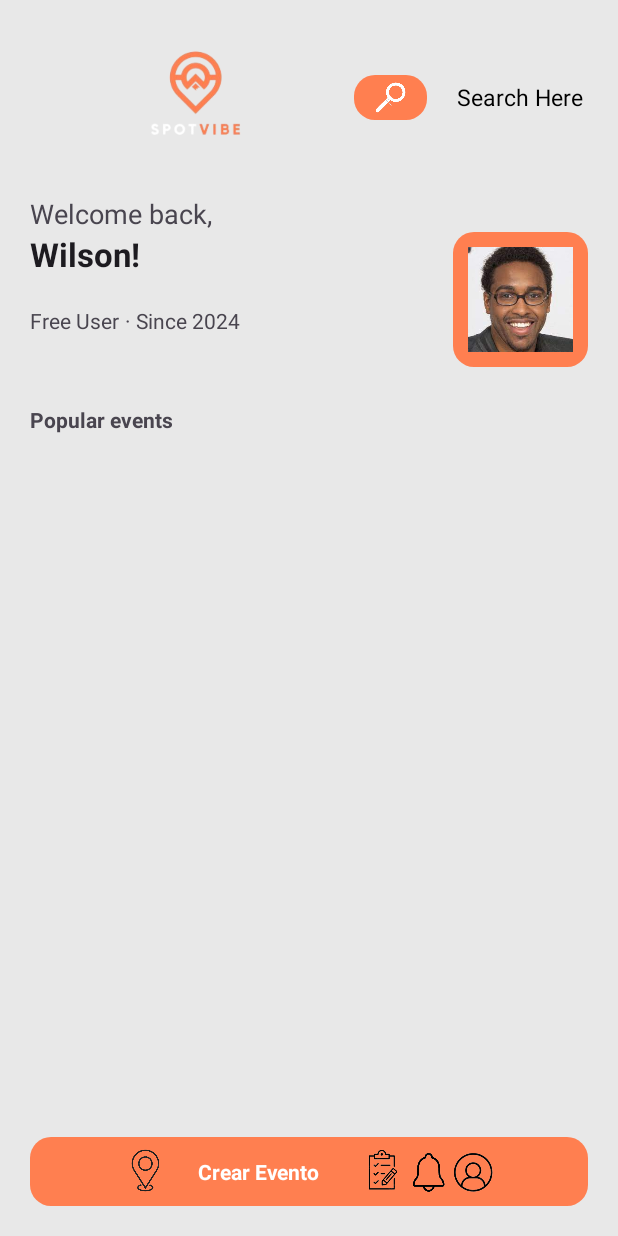
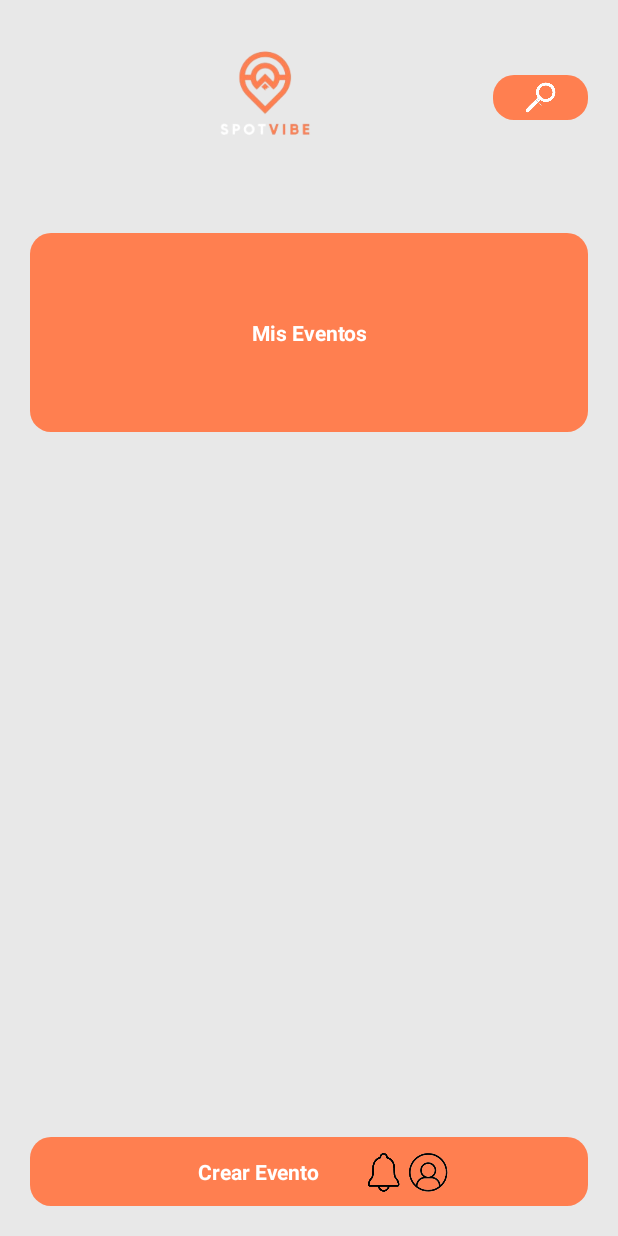
Before and after one commit to Intro-CompuMovil/SpotVibe, an Android app: the HomeDuenio screen opened directly, with no data from a screen before it, on a phone screen of 412 x 824 dp. Run offline under Robolectric (Android 15) with nearby library versions, the phone set to English and light mode, and no system bars; our stand-ins replace Firebase (no records; nobody signed in at launch, a user with empty details on screens opened directly).

Commit message:
LayoutDuenio Actualizado

```diff
--- a/app/src/main/java/com/example/spotvibe/HomeDuenio.kt
+++ b/app/src/main/java/com/example/spotvibe/HomeDuenio.kt
@@ -44,9 +44,7 @@ class HomeDuenio : AppCompatActivity() {
         findViewById<ImageView>(R.id.notificationbtnx).setOnClickListener {
             startActivity(intent3)
         }
-        findViewById<ImageView>(R.id.listeventbtnx).setOnClickListener {
-            startActivity(intent4)
-        }
+
     }
 
     private fun initRecyclerView() {
--- a/app/src/main/res/layout/activity_duenio_crea_evento.xml
+++ b/app/src/main/res/layout/activity_duenio_crea_evento.xml
@@ -45,7 +45,7 @@
     <ImageView
         android:id="@+id/imageView3"
         android:layout_width="match_parent"
-        android:layout_height="wrap_content"
+        android:layout_height="70dp"
         android:layout_margin="10dp"
         app:srcCompat="@mipmap/ic_launcher" />
 
@@ -59,7 +59,7 @@
     <EditText
         android:id="@+id/textviewdescripcion"
         android:layout_width="match_parent"
-        android:layout_height="220dp"
+        android:layout_height="150dp"
         android:hint="Descripcion del evento..."
         android:layout_margin="10dp"
         android:gravity="center_horizontal"
--- a/app/src/main/res/layout/activity_home_duenio.xml
+++ b/app/src/main/res/layout/activity_home_duenio.xml
@@ -13,14 +13,15 @@
         android:layout_height="wrap_content"
         android:layout_alignParentTop="true"
         >
+
         <ImageView
             android:id="@+id/imageViewx"
             android:layout_width="90dp"
             android:layout_height="90dp"
-            android:src="@drawable/logosinfondo"
+            android:layout_gravity="center_vertical"
             android:layout_weight="1"
-            android:layout_gravity="center_vertical"
-            />
+            android:src="@drawable/logosinfondo" />
+
         <ImageView
             android:id="@+id/imageView2x"
             android:layout_width="30dp"
@@ -30,135 +31,50 @@
             android:background="@drawable/orangebtnradius"
             android:layout_gravity="center_vertical"
             />
-        <EditText
-            android:layout_width="0dp"
-            android:layout_height="wrap_content"
-            android:hint="Search Here"
-            android:background="@android:color/transparent"
-            android:gravity="start"
-            android:textColor="@color/black"
-            android:textColorHint="@color/black"
-            android:textSize="15dp"
-            android:paddingLeft="20dp"
-            android:inputType="text"
-            android:layout_gravity="center_vertical"
-            android:layout_weight="0.85"
+    </LinearLayout>
 
-            />
-    </LinearLayout>
-    <LinearLayout
-
-        android:layout_width="match_parent"
-        android:layout_height="wrap_content"
-        android:id="@+id/linearl2x"
-        android:layout_below="@+id/linearl1x"
-        android:orientation="vertical"
-        android:paddingTop="20dp"
-        android:paddingBottom="20dp">
-
-        <TextView
-            android:layout_width="wrap_content"
-            android:layout_height="wrap_content"
-            android:text="Welcome back,"
-            android:textAppearance="?android:attr/textAppearanceMedium"/>
-
-        <RelativeLayout
-            android:layout_width="match_parent"
-            android:layout_height="wrap_content">
-
-            <TextView
-                android:id="@+id/tv_user_namex"
-                android:layout_width="wrap_content"
-                android:layout_height="wrap_content"
-                android:text="Wilson!"
-                android:textAppearance="?android:attr/textAppearanceLarge"
-                android:textStyle="bold"/>
-            <View
-                android:layout_width="90dp"
-                android:layout_height="90dp"
-
-                android:layout_alignParentEnd="true"
-                android:background="@drawable/orangebtnradius"
-                />
-            <ImageView
-                android:id="@+id/profile_imagex"
-                android:layout_width="90dp"
-                android:layout_height="70dp"
-                android:layout_alignParentEnd="true"
-                android:src="@drawable/userpic"
-                android:layout_centerInParent="true"
-
-                />
-            <LinearLayout
-                android:layout_width="wrap_content"
-                android:layout_height="wrap_content"
-                android:orientation="horizontal"
-                android:paddingTop="20dp"
-                android:layout_below="@+id/tv_user_namex">
-
-                <TextView
-                    android:layout_width="wrap_content"
-                    android:layout_height="wrap_content"
-                    android:text="Free User"
-                    android:textAppearance="?android:attr/textAppearanceSmall"/>
-
-                <TextView
-                    android:layout_width="wrap_content"
-                    android:layout_height="wrap_content"
-                    android:text="·"
-                    android:paddingStart="4dp"
-                    android:paddingEnd="4dp"
-                    android:textAppearance="?android:attr/textAppearanceSmall"/>
-
-                <TextView
-                    android:layout_width="wrap_content"
-                    android:layout_height="wrap_content"
-                    android:text="Since 2024"
-                    android:textAppearance="?android:attr/textAppearanceSmall"/>
-            </LinearLayout>
-
-
-
-        </RelativeLayout>
-
-
-
-    </LinearLayout>
     <LinearLayout
         android:layout_width="match_parent"
         android:layout_height="wrap_content"
         android:id="@+id/linearl3x"
-        android:layout_below="@+id/linearl2x"
 
 
-        >
-        <TextView
-            android:layout_width="0dp"
-            android:layout_height="wrap_content"
-            android:text="Popular events"
-            android:layout_weight="1"
-            android:textStyle="bold"
-            android:layout_gravity="center_vertical"
-            />
-        <ImageView
-            android:id="@+id/filterx"
-            android:layout_width="0dp"
-            android:layout_height="30dp"
-            tools:srcCompat="@drawable/ic_filter"
-            android:layout_weight="0.30"
-            android:layout_gravity="center_vertical"
-            />
+        android:orientation="horizontal" />
 
-
-    </LinearLayout>
     <androidx.recyclerview.widget.RecyclerView
         android:id="@+id/recyclerEventx"
         android:layout_width="match_parent"
         android:layout_height="wrap_content"
-        android:layout_below="@+id/linearl3x"
+        android:layout_below="@+id/linearl1x"
+        android:layout_marginTop="140dp"
         android:paddingTop="10dp"
-        android:paddingBottom="30dp"
-        />
+        android:paddingBottom="30dp" />
+
+    <LinearLayout
+        android:id="@+id/floating_baryx"
+        android:layout_width="match_parent"
+        android:layout_height="40dp"
+        android:layout_below="@+id/linearl1x"
+        android:layout_alignBottom="@+id/floating_barx"
+        android:layout_marginTop="45dp"
+        android:layout_marginBottom="516dp"
+        android:background="@drawable/orangebtnradius"
+        android:gravity="center"
+        android:orientation="horizontal"
+        android:padding="8dp">
+
+
+        <TextView
+            android:id="@+id/textView"
+            android:layout_width="match_parent"
+            android:layout_height="wrap_content"
+            android:layout_weight="1"
+            android:text="Mis Eventos"
+            android:gravity="center"
+            android:textStyle="bold"
+            android:textColor="@color/white"
+            />
+    </LinearLayout>
 
     <LinearLayout
         android:id="@+id/floating_barx"
@@ -170,10 +86,6 @@
         android:orientation="horizontal"
         android:padding="8dp">
 
-        <ImageView
-            android:layout_width="30dp"
-            android:layout_height="30dp"
-            android:src="@drawable/ic_map" />
         <TextView
             android:id="@+id/textviewCrearEvento"
             android:paddingHorizontal="20dp"
@@ -188,12 +100,6 @@
 
             android:textStyle="bold" />
 
-
-        <ImageView
-            android:id="@+id/listeventbtnx"
-            android:layout_width="30dp"
-            android:layout_height="30dp"
-            android:src="@drawable/ic_listevent" />
 
         <ImageView
             android:id="@+id/notificationbtnx"
```
Also changed, not shown: app/src/main/java/com/example/spotvibe/Evento.kt (line endings or trailing spaces).
